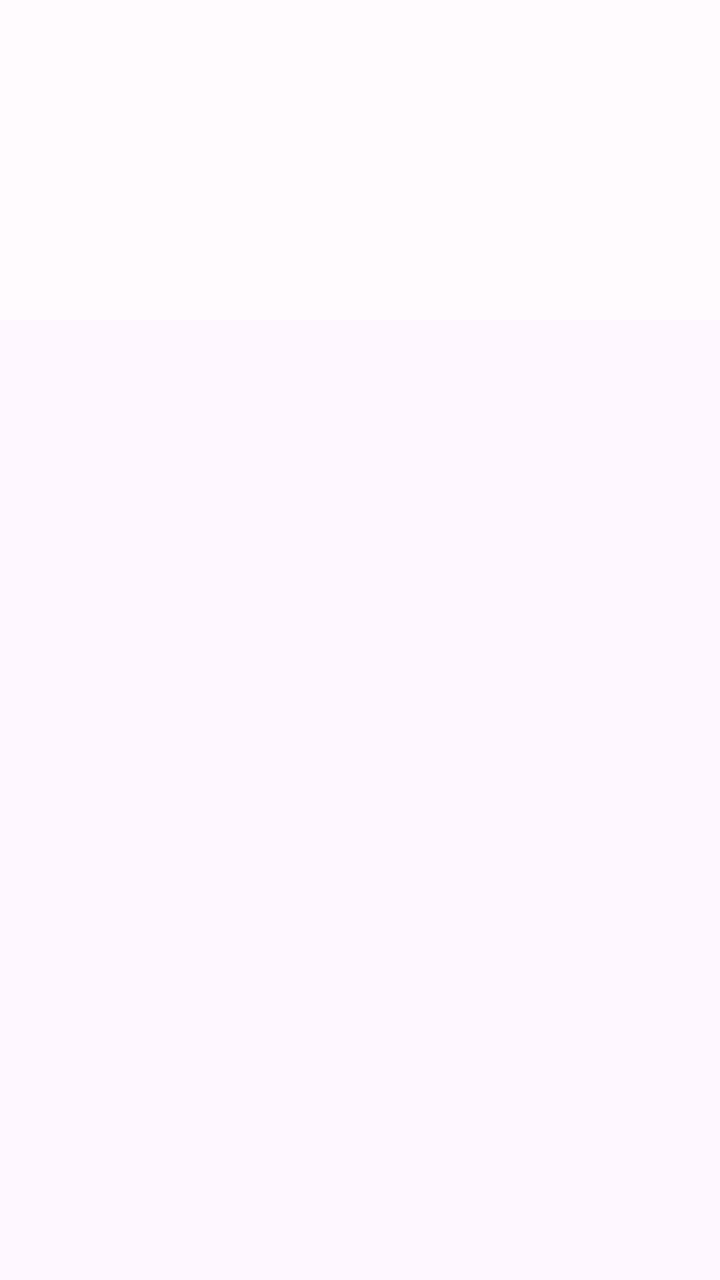
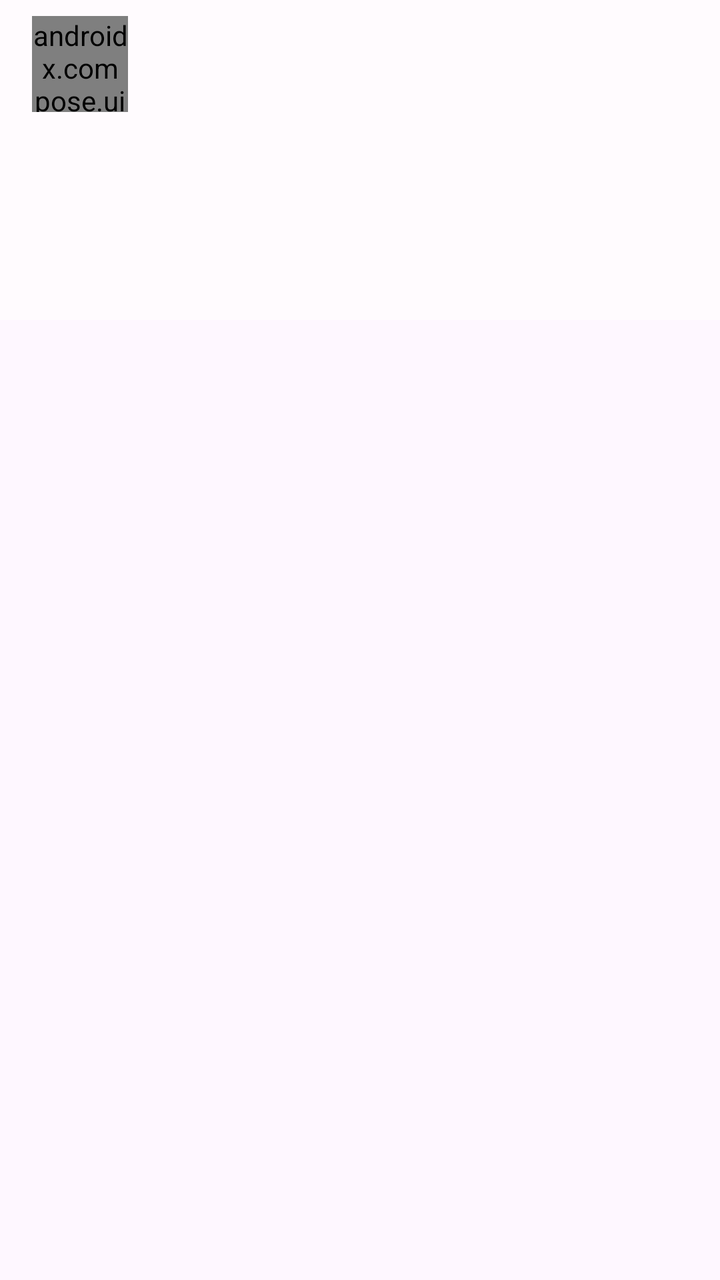

An Android layout rendered at two revisions. The XML below is the earlier revision; the diff shows what the commit changed to produce the second picture.
<!-- AndroidManifest.xml: application theme Theme.InstallerXUI -->
<!-- res/layout/activity_collapsing_toolbar.xml -->
<?xml version="1.0" encoding="utf-8"?>
<androidx.coordinatorlayout.widget.CoordinatorLayout
    xmlns:android="http://schemas.android.com/apk/res/android"
    xmlns:app="http://schemas.android.com/apk/res-auto"
    android:layout_width="match_parent"
    android:layout_height="match_parent"
    android:fitsSystemWindows="true">

    <com.google.android.material.appbar.AppBarLayout
        android:id="@+id/app_bar"
        android:layout_width="match_parent"
        android:layout_height="wrap_content"
        android:background="@color/background"
        android:fitsSystemWindows="true">

        <com.google.android.material.appbar.CollapsingToolbarLayout
            android:id="@+id/collapsing_toolbar"
            android:layout_width="match_parent"
            android:layout_height="160dp"
            android:fitsSystemWindows="true"
            app:contentScrim="@color/background"
            app:expandedTitleGravity="bottom|start"
            app:expandedTitleMarginStart="24dp"
            app:expandedTitleMarginBottom="24dp"
            app:collapsedTitleGravity="start"
            app:collapsedTitleTextColor="@color/on_background"
            app:expandedTitleTextColor="@color/on_background"
            app:expandedTitleTextAppearance="@style/CollapsingToolbarSampleLargeTitle"
            app:layout_scrollFlags="scroll|exitUntilCollapsed">

            <androidx.appcompat.widget.Toolbar
                android:id="@+id/action_bar"
                android:layout_width="match_parent"
                android:layout_height="?attr/actionBarSize"
                android:background="@android:color/transparent"
                android:theme="@style/ThemeOverlay.MaterialComponents.Light"
                app:layout_collapseMode="pin"
                app:popupTheme="@style/ThemeOverlay.MaterialComponents.Light" />

        </com.google.android.material.appbar.CollapsingToolbarLayout>
    </com.google.android.material.appbar.AppBarLayout>

    
    <FrameLayout
        android:id="@+id/content_frame"
        android:layout_width="match_parent"
        android:layout_height="match_parent"
        app:layout_behavior="@string/appbar_scrolling_view_behavior" />

</androidx.coordinatorlayout.widget.CoordinatorLayout>
<!-- resources referenced by this layout -->
<resources>
  <color name="background">#FFFBFE</color>
  <color name="on_background">#1C1B1F</color>
  <style name="CollapsingToolbarSampleLargeTitle">
          <item name="android:textSize">32sp</item>
          <item name="android:textColor">@color/on_background</item>
          <item name="android:textStyle">bold</item>
          <item name="android:fontFamily">sans-serif-medium</item>
      </style>
  <style name="Theme.InstallerXUI" parent="Theme.Material3.DayNight.NoActionBar" />
</resources>

<!-- the commit's change to res/layout/activity_collapsing_toolbar.xml (unified diff, before → after) -->
@@ -35,7 +35,17 @@
                 android:background="@android:color/transparent"
                 android:theme="@style/ThemeOverlay.MaterialComponents.Light"
                 app:layout_collapseMode="pin"
-                app:popupTheme="@style/ThemeOverlay.MaterialComponents.Light" />
+                app:popupTheme="@style/ThemeOverlay.MaterialComponents.Light">
+
+                
+                <androidx.compose.ui.platform.ComposeView
+                    android:id="@+id/back_button_container"
+                    android:layout_width="48dp"
+                    android:layout_height="48dp"
+                    android:layout_gravity="start|center_vertical"
+                    android:layout_marginStart="4dp" />
+
+            </androidx.appcompat.widget.Toolbar>
 
         </com.google.android.material.appbar.CollapsingToolbarLayout>
     </com.google.android.material.appbar.AppBarLayout>
